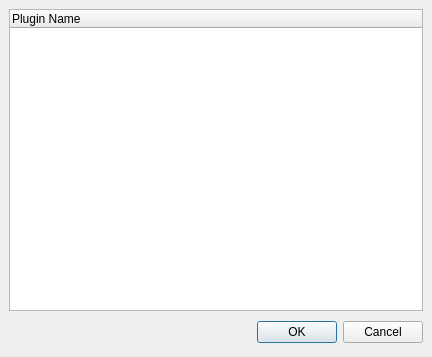
This is src/traverso/ui/PluginSelectorDialog.ui in ErwanLegrand/Traverso-DAW as Qt 5 draws it before an edit. The edited form follows.
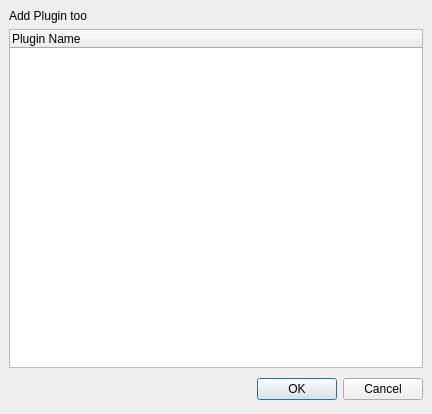
This is the edited form.

Commit message: * Resources Bin D&D basically works now * Minor Plugin Selector dialog improvement

Patch:
```diff
--- a/src/traverso/ui/PluginSelectorDialog.ui
+++ b/src/traverso/ui/PluginSelectorDialog.ui
@@ -6,7 +6,7 @@
     <x>0</x>
     <y>0</y>
     <width>432</width>
-    <height>357</height>
+    <height>414</height>
    </rect>
   </property>
   <property name="windowTitle" >
@@ -19,6 +19,13 @@
    <property name="spacing" >
     <number>6</number>
    </property>
+   <item>
+    <widget class="QLabel" name="objectToAddPluginTooLabel" >
+     <property name="text" >
+      <string>Add Plugin too</string>
+     </property>
+    </widget>
+   </item>
    <item>
     <widget class="QTreeWidget" name="pluginTreeWidget" >
      <column>
```
The commit also changes 9 other files.
